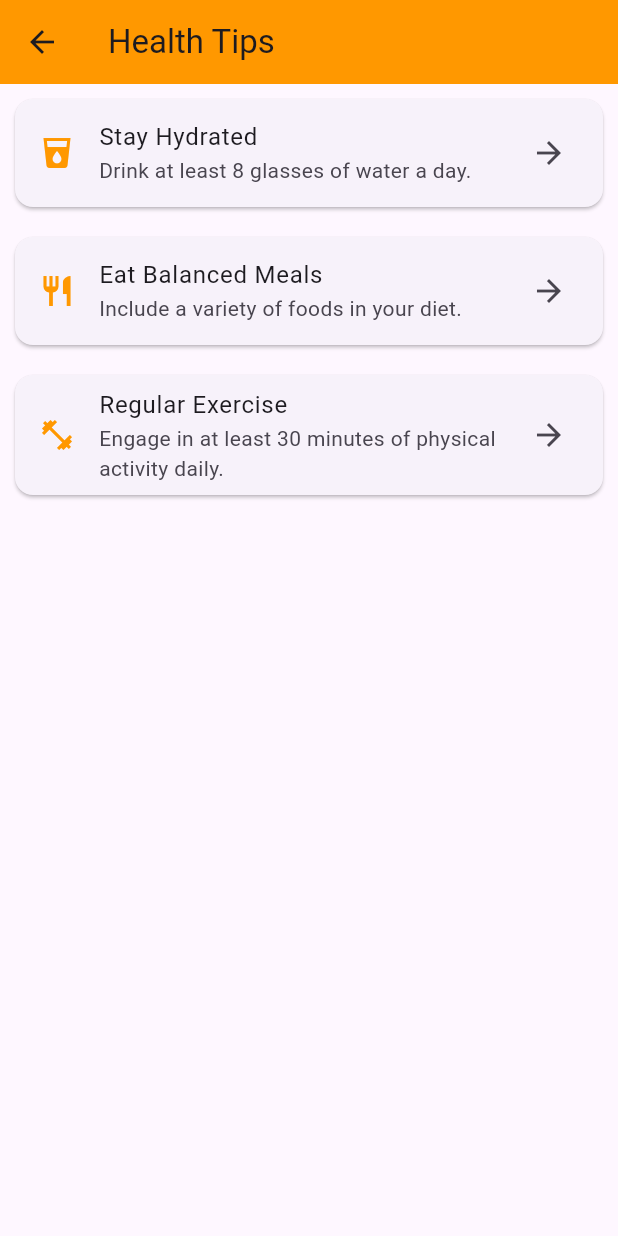
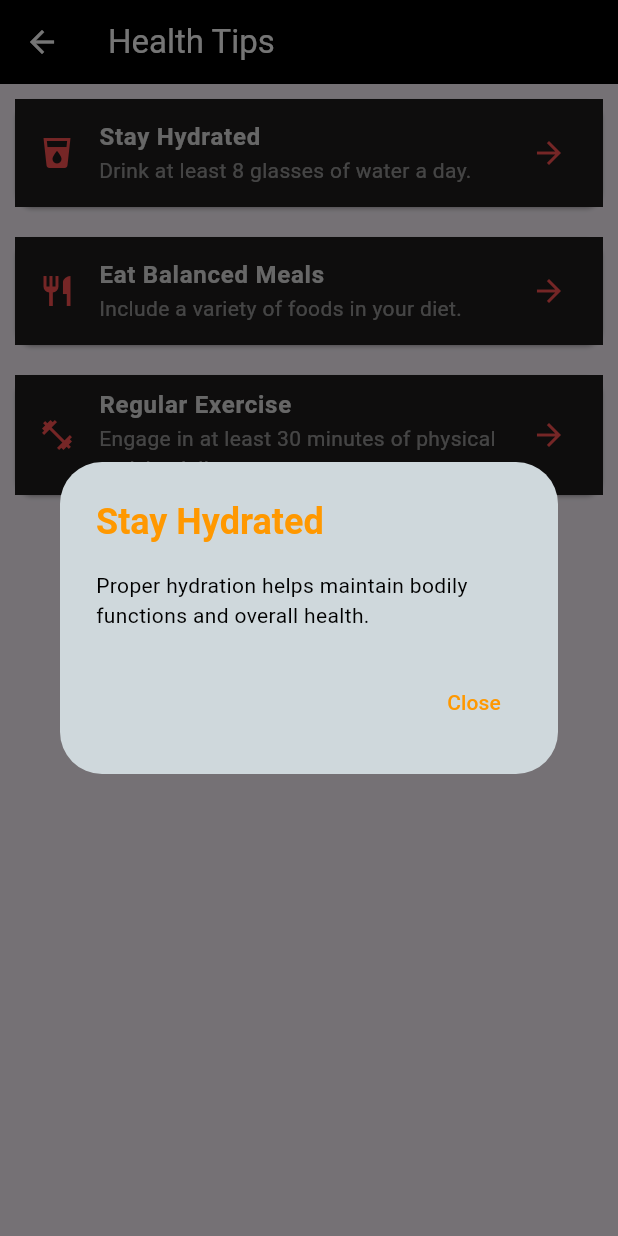
Before and after one commit to ThisaraAriyawansha/FlavorFinder, a Flutter app: the HealthTipsScreen screen opened directly, after a tap on "Stay Hydrated", on a phone screen of 412 x 824 dp. Run offline on Flutter 3.47's test engine with Material 3 defaults, Android fonts, the phone set to English and light mode, and no system bars; our stand-ins replace device_preview.

Commit message:
Add Health tips ui

```diff
--- a/flavorfinder/lib/HealthTipsScreen.dart
+++ b/flavorfinder/lib/HealthTipsScreen.dart
@@ -5,16 +5,22 @@ class HealthTipsScreen extends StatelessWidget {
     HealthTip(
       title: "Stay Hydrated",
       description: "Drink at least 8 glasses of water a day.",
+      details:
+          "Proper hydration helps maintain bodily functions and overall health.",
       icon: Icons.local_drink,
     ),
     HealthTip(
       title: "Eat Balanced Meals",
       description: "Include a variety of foods in your diet.",
+      details:
+          "Balanced meals provide essential nutrients for energy and well-being.",
       icon: Icons.restaurant,
     ),
     HealthTip(
       title: "Regular Exercise",
       description: "Engage in at least 30 minutes of physical activity daily.",
+      details:
+          "Exercise improves cardiovascular health, muscle strength, and mental well-being.",
       icon: Icons.fitness_center,
     ),
   ];
@@ -23,22 +29,41 @@ class HealthTipsScreen extends StatelessWidget {
   Widget build(BuildContext context) {
     return Scaffold(
       appBar: AppBar(
-        title: Text('Health Tips'),
-        backgroundColor: Colors.orange,
+        title: Text(
+          'Health Tips',
+          style: TextStyle(
+              color: Color.fromARGB(
+                  255, 255, 255, 255)), // Set app bar title text color
+        ),
+        iconTheme: IconThemeData(color: Colors.white),
+        backgroundColor:
+            const Color.fromARGB(255, 0, 0, 0), // Set app bar background color
       ),
       body: ListView.builder(
         itemCount: healthTips.length,
         itemBuilder: (context, index) {
           final tip = healthTips[index];
           return Card(
+            color: Colors.blueGrey[50], // Background color of the Card
             margin: EdgeInsets.all(10.0),
             child: ListTile(
-              leading: Icon(tip.icon, color: Colors.orange),
-              title: Text(tip.title),
-              subtitle: Text(tip.description),
-              trailing: Icon(Icons.arrow_forward),
+              tileColor: Color.fromARGB(
+                  255, 30, 29, 29), // Background color of the ListTile
+              leading: Icon(tip.icon, color: Colors.redAccent),
+              title: Text(
+                tip.title,
+                style: TextStyle(
+                    color: const Color.fromARGB(221, 255, 255, 255),
+                    fontWeight: FontWeight.bold),
+              ),
+              subtitle: Text(
+                tip.description,
+                style:
+                    TextStyle(color: const Color.fromARGB(137, 255, 255, 255)),
+              ),
+              trailing: Icon(Icons.arrow_forward, color: Colors.redAccent),
               onTap: () {
-                // Navigate to health tip detail page if needed
+                _showDetailsDialog(context, tip); // Show details in a dialog
               },
             ),
           );
@@ -46,16 +71,55 @@ class HealthTipsScreen extends StatelessWidget {
       ),
     );
   }
+
+  void _showDetailsDialog(BuildContext context, HealthTip tip) {
+    showDialog(
+      context: context,
+      builder: (BuildContext context) {
+        return AlertDialog(
+          backgroundColor:
+              Colors.blueGrey[100], // Background color of the AlertDialog
+          title: Text(
+            tip.title,
+            style: TextStyle(color: Colors.orange, fontWeight: FontWeight.bold),
+          ),
+          content: Column(
+            crossAxisAlignment: CrossAxisAlignment.start,
+            mainAxisSize: MainAxisSize.min,
+            children: <Widget>[
+              Text(
+                tip.details,
+                style: TextStyle(color: Colors.black),
+              ), // Show detailed information
+            ],
+          ),
+          actions: <Widget>[
+            TextButton(
+              child: Text(
+                'Close',
+                style: TextStyle(color: Colors.orange),
+              ),
+              onPressed: () {
+                Navigator.of(context).pop(); // Close the dialog
+              },
+            ),
+          ],
+        );
+      },
+    );
+  }
 }
 
 class HealthTip {
   final String title;
   final String description;
+  final String details;
   final IconData icon;
 
   HealthTip({
     required this.title,
     required this.description,
+    required this.details,
     required this.icon,
   });
 }
--- a/flavorfinder/lib/RecipeProvider.dart
+++ b/flavorfinder/lib/RecipeProvider.dart
@@ -238,7 +238,7 @@ class RecipeTile extends StatelessWidget {
                           child: Text(
                             'Close',
                             style: TextStyle(
-                              color: Colors.blue,
+                              color: const Color.fromARGB(255, 0, 0, 0),
                               fontWeight: FontWeight.bold,
                             ),
                           ),
```
Also changed, not shown: flavorfinder/pubspec.lock.
